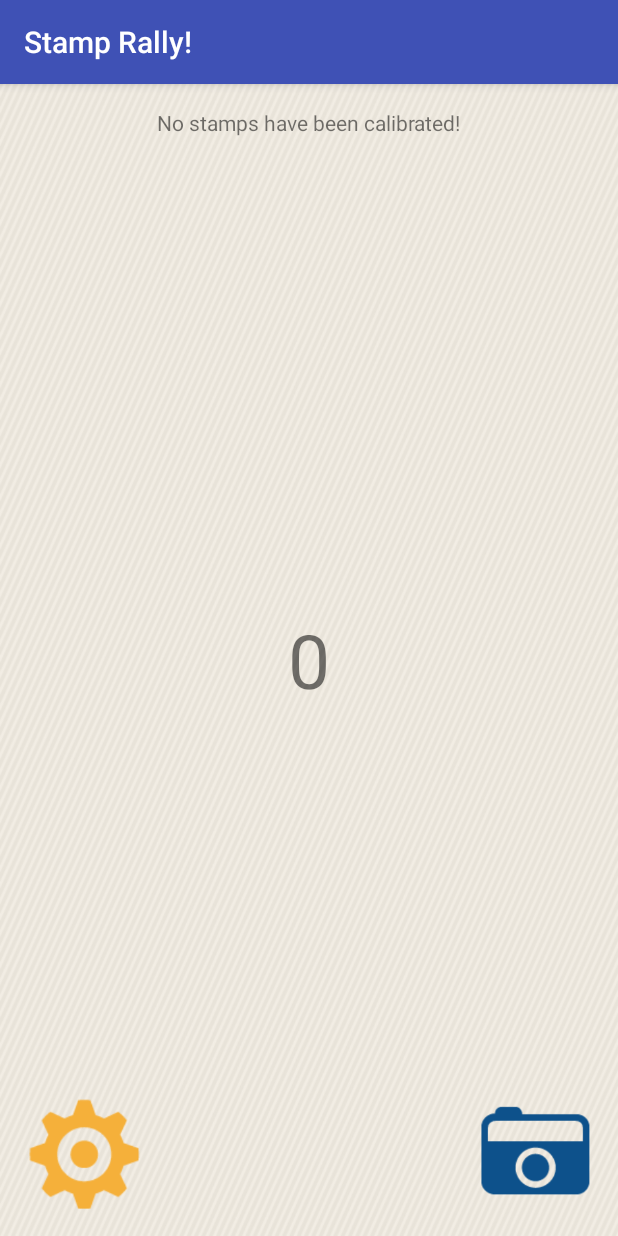
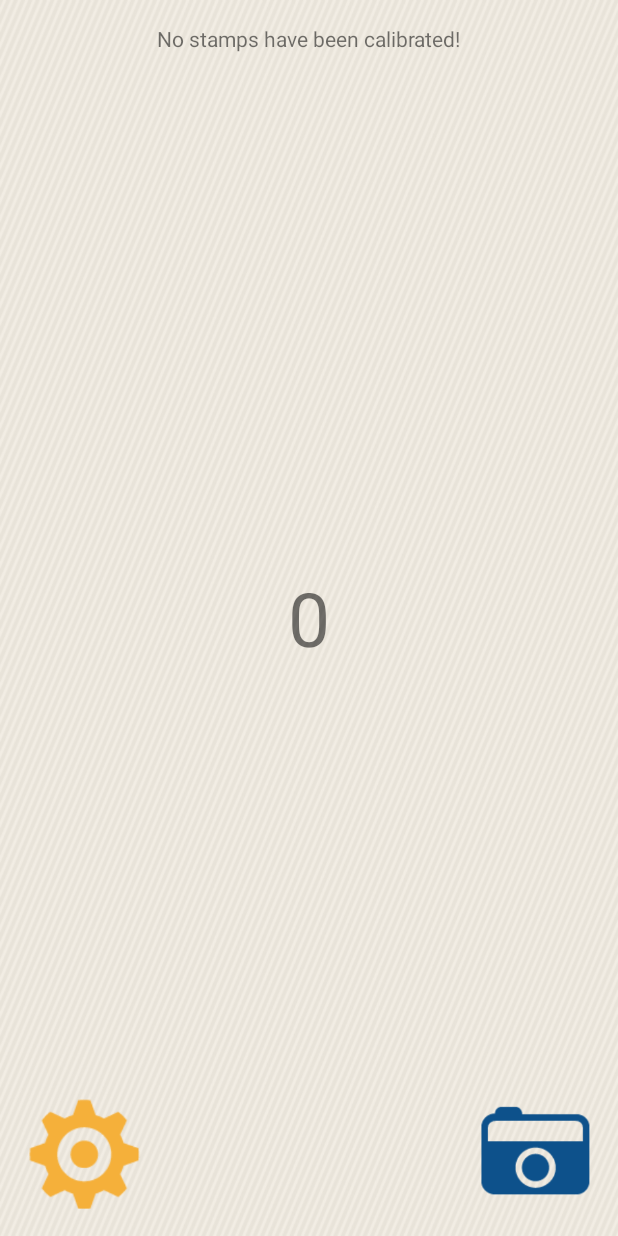
Before and after one commit to MHV1/StampRally, an Android app: the screen it shows after launch (MainActivity), on a phone screen of 412 x 824 dp. Run offline under Robolectric (Android 15) with nearby library versions, the phone set to English and light mode, and no system bars.

Commit message:
Style changes

```diff
--- a/app/src/main/res/values/styles.xml
+++ b/app/src/main/res/values/styles.xml
@@ -1,11 +1,10 @@
 <resources>
 
     <!-- Base application theme. -->
-    <style name="AppTheme" parent="Theme.AppCompat.Light.DarkActionBar">
+    <style name="AppTheme" parent="Theme.AppCompat.Light.NoActionBar">
         <!-- Customize your theme here. -->
-        <item name="colorPrimary">@color/colorPrimary</item>
-        <item name="colorPrimaryDark">@color/colorPrimaryDark</item>
-        <item name="colorAccent">@color/colorAccent</item>
+            <item name="colorPrimary">#FFECE7DD</item>
+            <item name="colorPrimaryDark">#FFF5B03B</item>
+            <item name="colorAccent">#BF8040</item>
     </style>
-
 </resources>
```
